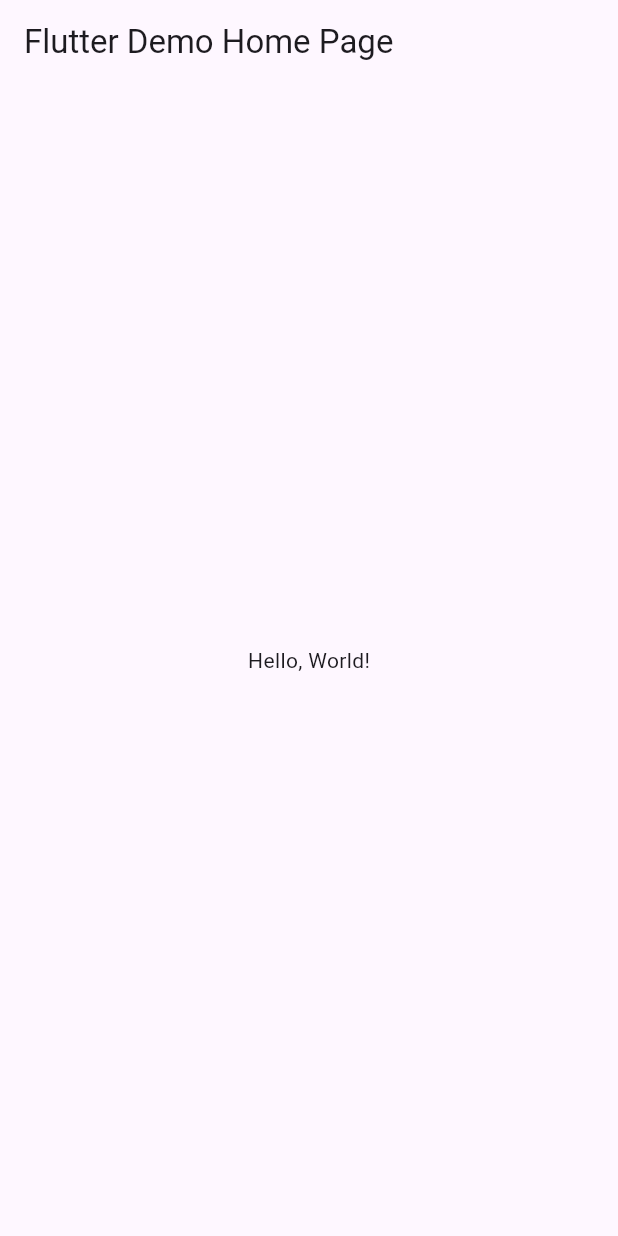
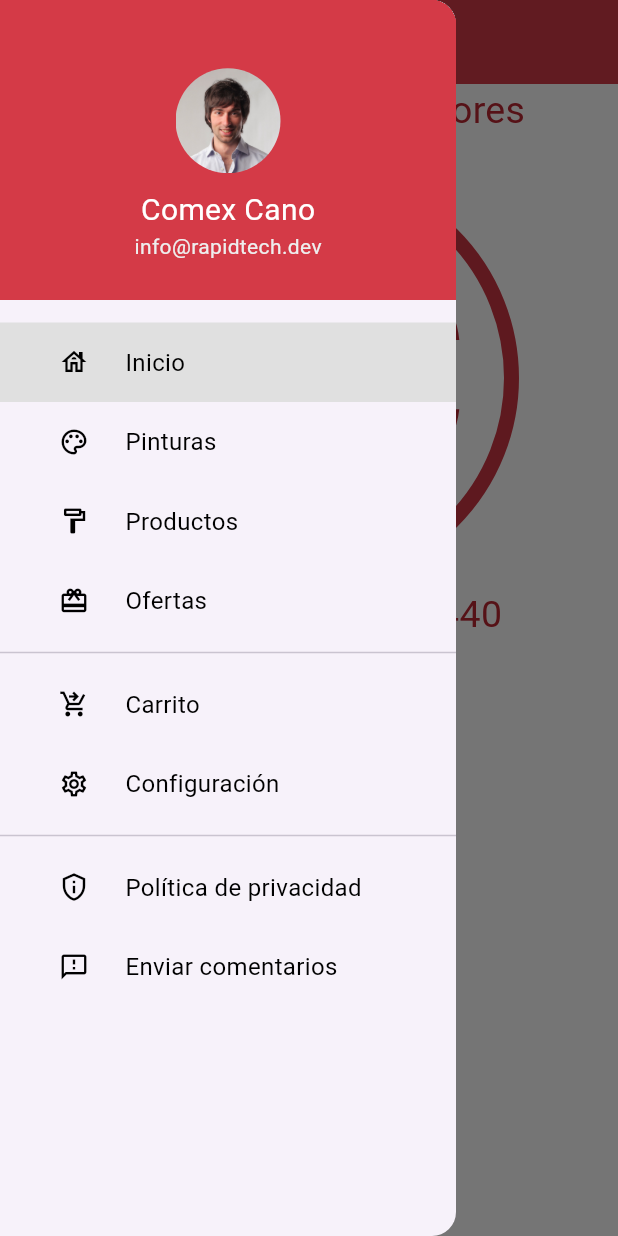
Before and after one commit to JesusRafaelCanoFlores5A/UII_A3_drawerpaginas, a Flutter app: the screen it shows after launch, with the side drawer open (before the commit the screen has no drawer), on a phone screen of 412 x 824 dp. Run offline on Flutter 3.47's test engine with Material 3 defaults, Android fonts, the phone set to English and light mode, and no system bars.

Commit message:
updating 1

```diff
--- /dev/null
+++ b/lib/dashboard.dart
@@ -0,0 +1,49 @@
+import 'package:flutter/material.dart';
+
+class DashboardPage extends StatelessWidget {
+  const DashboardPage({super.key});
+
+  @override
+  Widget build(BuildContext context) {
+    return Scaffold(
+        backgroundColor: const Color(0xffffffff),
+        body: Center(
+          child: Column(
+            children: [
+              const Text("Jesús Rafael Cano Flores",
+                  style: TextStyle(
+                    fontSize: 25,
+                    color: Color(0xffbc2733),
+                  )),
+              Align(
+                alignment: Alignment.topCenter,
+                child: Container(
+                  margin: const EdgeInsets.only(top: 20),
+                  decoration: BoxDecoration(
+                    shape: BoxShape.circle,
+                    border: Border.all(
+                      color: const Color(0xffcd3643),
+                      width: 10,
+                    ),
+                  ),
+                  width: 280,
+                  height: 280,
+                  alignment: Alignment.center,
+                  child: const Text(
+                    'JC',
+                    style: TextStyle(
+                      fontSize: 180,
+                      color: Color(0xffbc2733),
+                    ),
+                  ),
+                ),
+              ),
+              const Text(
+                "Mat. 21308051280440",
+                style: TextStyle(fontSize: 25, color: Color(0xffbc2733)),
+              )
+            ],
+          ),
+        ));
+  }
+}
--- a/lib/main.dart
+++ b/lib/main.dart
@@ -1,43 +1,183 @@
 import 'package:flutter/material.dart';
 
-void main() => runApp(MyApp());
+import 'package:cano_drawerpaginas/privacy_policy.dart';
+import 'package:cano_drawerpaginas/send_feedback.dart';
+import 'package:cano_drawerpaginas/settings.dart';
+import 'contacts.dart';
+import 'dashboard.dart';
+import 'events.dart';
+import 'my_drawer_header.dart';
+import 'notes.dart';
+import 'notifications.dart';
+
+void main() {
+  runApp(const MyApp());
+}
 
 class MyApp extends StatelessWidget {
-  const MyApp({super.key});
-  // This widget is the root of your application.
+  const MyApp({Key? key}) : super(key: key);
   @override
   Widget build(BuildContext context) {
-    return MaterialApp(
-      // Application name
-      title: 'Flutter Hello World',
-      // Application theme data, you can set the colors for the application as
-      // you want
-      theme: ThemeData(
-        // useMaterial3: false,
-        primarySwatch: Colors.blue,
-      ),
-      // A widget which will be started on application startup
-      home: MyHomePage(title: 'Flutter Demo Home Page'),
+    return const MaterialApp(
+      debugShowCheckedModeBanner: false,
+      home: HomePage(),
     );
   }
 }
+//s9s9s9s  rrrrrrr
 
-class MyHomePage extends StatelessWidget {
-  final String title;
-  const MyHomePage({super.key, required this.title});
+class HomePage extends StatefulWidget {
+  const HomePage({Key? key}) : super(key: key);
+  @override
+  // ignore: library_private_types_in_public_api
+  _HomePageState createState() => _HomePageState();
+}
+
+class _HomePageState extends State<HomePage> {
+  var currentPage = DrawerSections.dashboard;
 
   @override
   Widget build(BuildContext context) {
+    // ignore: prefer_typing_uninitialized_variables
+    var container;
+    if (currentPage == DrawerSections.dashboard) {
+      container = const DashboardPage();
+    } else if (currentPage == DrawerSections.contacts) {
+      container = const ContactsPage();
+    } else if (currentPage == DrawerSections.events) {
+      container = const EventsPage();
+    } else if (currentPage == DrawerSections.notes) {
+      container = const NotesPage();
+    } else if (currentPage == DrawerSections.settings) {
+      container = const SettingsPage();
+    } else if (currentPage == DrawerSections.notifications) {
+      container = const NotificationsPage();
+    } else if (currentPage == DrawerSections.privacy_policy) {
+      container = const PrivacyPolicyPage();
+    } else if (currentPage == DrawerSections.send_feedback) {
+      container = const SendFeedbackPage();
+    }
     return Scaffold(
       appBar: AppBar(
-        // The title text which will be shown on the action bar
-        title: Text(title),
+        backgroundColor: const Color(0xffd43a47),
+        title: const Text(
+          "Cano Drawer",
+          style: TextStyle(color: Colors.white),
+        ),
+        iconTheme: const IconThemeData(
+          color: Colors.white,
+        ), //change your color here
       ),
-      body: Center(
-        child: Text(
-          'Hello, World!',
+      body: container,
+      drawer: Drawer(
+        child: SingleChildScrollView(
+          child: Column(
+            children: [
+              const MyHeaderDrawer(),
+              MyDrawerList(),
+            ],
+          ),
+        ),
+      ),
+    );
+  }
+
+  // ignore: non_constant_identifier_names
+  Widget MyDrawerList() {
+    return Container(
+      padding: const EdgeInsets.only(
+        top: 15,
+      ),
+      child: Column(
+        // shows the list of menu drawer
+        children: [
+          menuItem(1, "Inicio", Icons.house_outlined,
+              currentPage == DrawerSections.dashboard ? true : false),
+          menuItem(2, "Pinturas", Icons.color_lens_outlined,
+              currentPage == DrawerSections.contacts ? true : false),
+          menuItem(3, "Productos", Icons.format_paint_outlined,
+              currentPage == DrawerSections.events ? true : false),
+          menuItem(4, "Ofertas", Icons.card_giftcard,
+              currentPage == DrawerSections.notes ? true : false),
+          const Divider(),
+          menuItem(5, "Carrito", Icons.shopping_cart_checkout_outlined,
+              currentPage == DrawerSections.settings ? true : false),
+          menuItem(6, "Configuración", Icons.settings_outlined,
+              currentPage == DrawerSections.notifications ? true : false),
+          const Divider(),
+          menuItem(7, "Política de privacidad", Icons.privacy_tip_outlined,
+              currentPage == DrawerSections.privacy_policy ? true : false),
+          menuItem(8, "Enviar comentarios", Icons.feedback_outlined,
+              currentPage == DrawerSections.send_feedback ? true : false),
+        ],
+      ),
+    );
+  }
+
+  Widget menuItem(int id, String title, IconData icon, bool selected) {
+    return Material(
+      color: selected ? Colors.grey[300] : Colors.transparent,
+      child: InkWell(
+        onTap: () {
+          Navigator.pop(context);
+          setState(() {
+            if (id == 1) {
+              currentPage = DrawerSections.dashboard;
+            } else if (id == 2) {
+              currentPage = DrawerSections.contacts;
+            } else if (id == 3) {
+              currentPage = DrawerSections.events;
+            } else if (id == 4) {
+              currentPage = DrawerSections.notes;
+            } else if (id == 5) {
+              currentPage = DrawerSections.settings;
+            } else if (id == 6) {
+              currentPage = DrawerSections.notifications;
+            } else if (id == 7) {
+              currentPage = DrawerSections.privacy_policy;
+            } else if (id == 8) {
+              currentPage = DrawerSections.send_feedback;
+            }
+          });
+        },
+        child: Padding(
+          padding: const EdgeInsets.all(15.0),
+          child: Row(
+            children: [
+              Expanded(
+                child: Icon(
+                  icon,
+                  size: 20,
+                  color: Colors.black,
+                ),
+              ),
+              Expanded(
+                flex: 3,
+                child: Text(
+                  title,
+                  style: const TextStyle(
+                    color: Colors.black,
+                    fontSize: 16,
+                  ),
+                ),
+              ),
+            ],
+          ),
         ),
       ),
     );
   }
 }
+
+enum DrawerSections {
+  dashboard,
+  contacts,
+  events,
+  notes,
+  settings,
+  notifications,
+  // ignore: constant_identifier_names
+  privacy_policy,
+  // ignore: constant_identifier_names
+  send_feedback,
+}
--- /dev/null
+++ b/lib/my_drawer_header.dart
@@ -0,0 +1,47 @@
+import 'package:flutter/material.dart';
+
+class MyHeaderDrawer extends StatefulWidget {
+  const MyHeaderDrawer({super.key});
+
+  @override
+  // ignore: library_private_types_in_public_api
+  _MyHeaderDrawerState createState() => _MyHeaderDrawerState();
+}
+
+class _MyHeaderDrawerState extends State<MyHeaderDrawer> {
+  @override
+  Widget build(BuildContext context) {
+    return Container(
+      color: const Color(0xffd43a47),
+      width: double.infinity,
+      height: 200,
+      padding: const EdgeInsets.only(top: 20.0),
+      child: Column(
+        mainAxisAlignment: MainAxisAlignment.center,
+        children: [
+          Container(
+            margin: const EdgeInsets.only(bottom: 10),
+            height: 70,
+            decoration: const BoxDecoration(
+              shape: BoxShape.circle,
+              image: DecorationImage(
+                image: AssetImage('assets/images/profile.jpg'),
+              ),
+            ),
+          ),
+          const Text(
+            "Comex Cano",
+            style: TextStyle(color: Colors.white, fontSize: 20),
+          ),
+          Text(
+            "info@rapidtech.dev",
+            style: TextStyle(
+              color: Colors.grey[200],
+              fontSize: 14,
+            ),
+          ),
+        ],
+      ),
+    );
+  }
+}
--- a/pubspec.yaml
+++ b/pubspec.yaml
@@ -17,6 +17,9 @@ dev_dependencies:
 
 flutter:
   uses-material-design: true
+  assets:
+    - assets/images/profile.jpg
+    - assets/
   # assets:
   #  - images/a_dot_burr.jpeg
   #  - images/a_dot_ham.jpeg
```
Also changed, not shown: lib/contacts.dart (added, +60 -0 lines), lib/events.dart (added, +46 -0 lines), lib/notes.dart (added, +49 -0 lines), lib/notifications.dart (added, +51 -0 lines), lib/privacy_policy.dart (added, +40 -0 lines), lib/send_feedback.dart (added, +49 -0 lines), lib/settings.dart (added, +50 -0 lines), assets/avatar.jpg (added), assets/images/profile.jpg (added).
